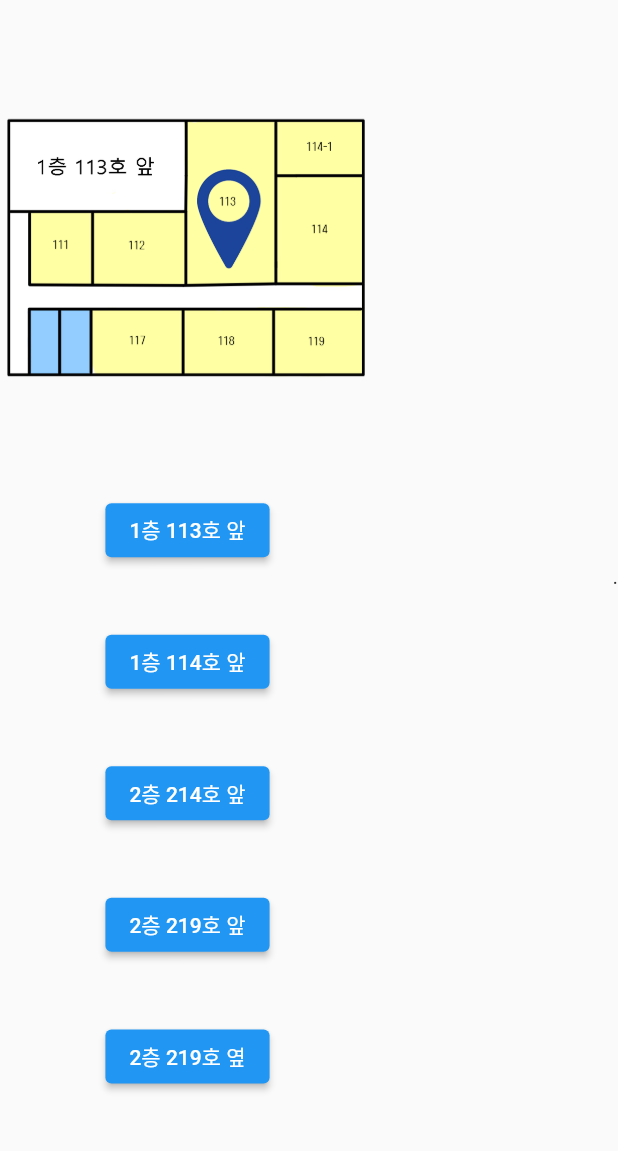
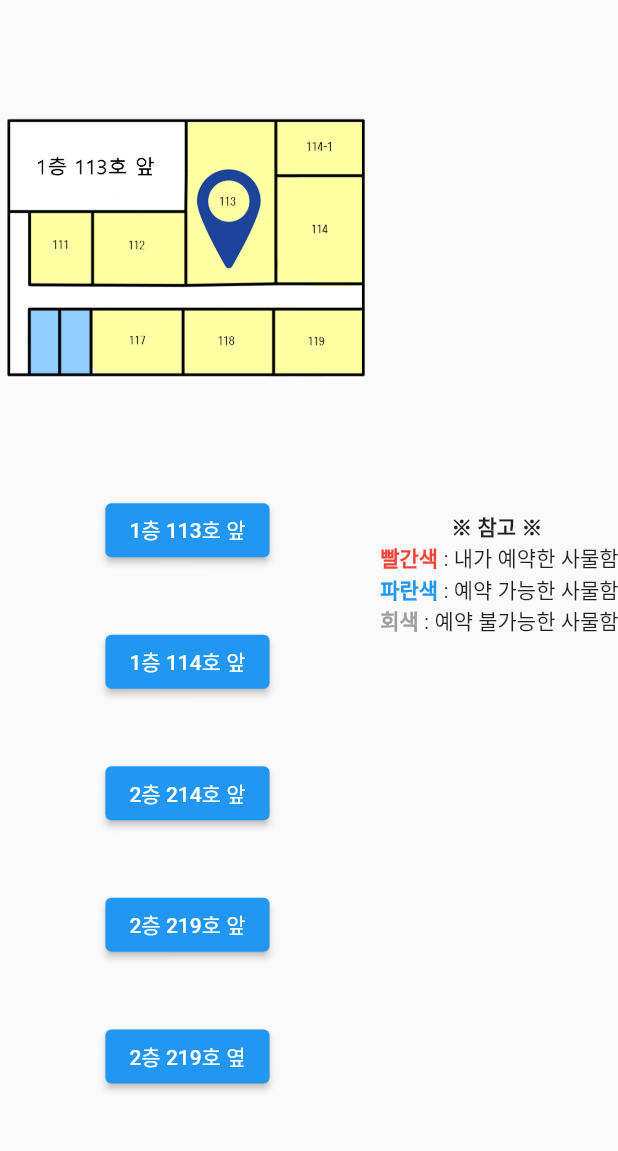
Before and after one commit to jjaegii/lockerReservation, a Flutter app: the screen it shows after launch, on a phone screen of 412 x 824 dp, the part 84-1235 px from its top. Run offline on Flutter 3.47's test engine with Material 2 defaults, Android fonts, the phone set to English and light mode, and no system bars; our stand-ins replace fluro; missing offline and left inert: dart:html, dart:js.

Commit message:
[FEAT] 사용자 가이드 텍스트 추가

```diff
--- a/Flutter/locker_reservation_system/lib/reservation/reservationMain.dart
+++ b/Flutter/locker_reservation_system/lib/reservation/reservationMain.dart
@@ -26,6 +26,28 @@ class ReservationMain extends StatelessWidget {
                   caseButton(i, j, loc, colCount, nowRoomState, context),
               ],
             ),
+          Padding(padding: EdgeInsets.all(9.0)),
+          const Text.rich(
+            textAlign: TextAlign.center,
+            TextSpan(
+              text: '※ 참고 ※\n',
+              style: TextStyle(fontWeight: FontWeight.bold),
+              children: <TextSpan>[
+                TextSpan(text: ' 빨간색 ', style: TextStyle(color: Colors.red)),
+                TextSpan(
+                    text: ': 내가 예약한 사물함\n',
+                    style: TextStyle(fontWeight: FontWeight.normal)),
+                TextSpan(text: ' 파란색 ', style: TextStyle(color: Colors.blue)),
+                TextSpan(
+                    text: ': 예약 가능한 사물함\n',
+                    style: TextStyle(fontWeight: FontWeight.normal)),
+                TextSpan(text: ' 회색 ', style: TextStyle(color: Colors.grey)),
+                TextSpan(
+                    text: ': 예약 불가능한 사물함\n',
+                    style: TextStyle(fontWeight: FontWeight.normal)),
+              ],
+            ),
+          ),
         ],
       ),
     );
```
